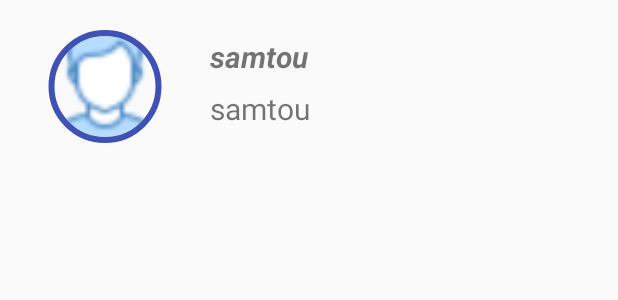
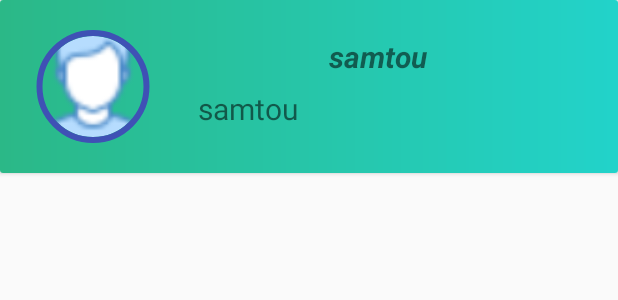
Before and after one commit to AssekoudaSamtou/IPNet-GL3-2019, an Android app: the layout animal_item.xml on its own in the app's theme, with its tools: preview values and no code run, on a phone screen of 412 x 824 dp. Shown: the top 300 px of the screen. Run offline under Robolectric (Android 15) with nearby library versions, the phone set to English and light mode, and no system bars; plain views replace CircularImageView.

Commit message:
animal list, delete, add, update in recyclerView, contextMenu , OptionMenu, cardview for items

```diff
--- a/app/src/main/java/com/samtou/ipnet_gl3_2019/sqlite/Animal.kt
+++ b/app/src/main/java/com/samtou/ipnet_gl3_2019/sqlite/Animal.kt
@@ -1,4 +1,4 @@
 package com.samtou.ipnet_gl3_2019.sqlite
 
-class Animal(val id: Int, val name: String, val description: String, val image: ByteArray) {
+class Animal(val id: Int, var name: String, var description: String, var image: ByteArray) {
 }
--- /dev/null
+++ b/app/src/main/res/drawable/bg1.xml
@@ -0,0 +1,7 @@
+<?xml version="1.0" encoding="utf-8"?>
+<shape xmlns:android="http://schemas.android.com/apk/res/android">
+
+    <gradient
+        android:startColor="#2BB887"
+        android:endColor="#22D3CA" />
+</shape>
--- a/app/src/main/res/layout/animal_item.xml
+++ b/app/src/main/res/layout/animal_item.xml
@@ -1,17 +1,24 @@
 <?xml version="1.0" encoding="utf-8"?>
-<LinearLayout xmlns:android="http://schemas.android.com/apk/res/android"
+<androidx.cardview.widget.CardView
+    xmlns:android="http://schemas.android.com/apk/res/android"
     xmlns:app="http://schemas.android.com/apk/res-auto"
+    android:layout_width="match_parent"
+    android:layout_height="wrap_content"
+    android:layout_marginBottom="10dp">
+
+    <LinearLayout
         android:orientation="horizontal"
         android:layout_width="match_parent"
         android:layout_height="wrap_content"
         android:weightSum="7"
-    android:padding="20dp">
+        android:padding="20dp"
+        android:background="@drawable/bg1">
 
         <com.mikhaellopez.circularimageview.CircularImageView
             android:id="@+id/animal_img"
             android:layout_width="100dp"
             android:layout_height="75dp"
-        android:layout_marginStart="0dp"
+            android:layout_marginStart="-8dp"
             android:src="@drawable/icon_user"
             app:civ_border_color="#3f51b5"
             app:civ_border_width="4dp"
@@ -32,7 +39,7 @@
                 android:text="samtou"
                 android:textStyle="bold|italic"
                 android:textSize="20dp"
-            android:layout_gravity="left"
+                android:layout_gravity="center"
                 android:layout_marginLeft="20dp"
                 android:padding="0dp"
                 android:layout_marginTop="4dp"/>
@@ -51,3 +58,5 @@
         </LinearLayout>
 
     </LinearLayout>
+
+</androidx.cardview.widget.CardView>
```
Also changed, not shown: app/build.gradle (+7 -0 lines), app/src/main/java/com/samtou/ipnet_gl3_2019/recyclerView/AnimalAdapter.kt (+55 -39 lines), app/src/main/java/com/samtou/ipnet_gl3_2019/sqlite/AnimalActivity.kt (+34 -4 lines), app/src/main/java/com/samtou/ipnet_gl3_2019/sqlite/AnimalController.kt (+14 -5 lines). Lines whose indentation alone changed are shown as unchanged.
